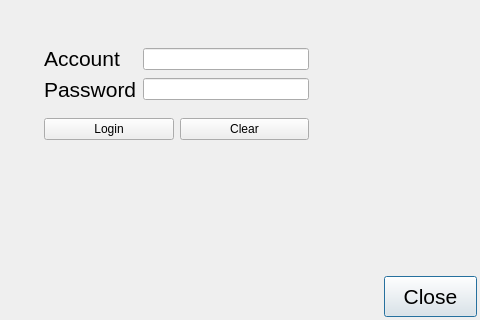
First picture: the form in loginpage.ui, repository Ling2251/CS1D-Project-2-Baseball-Project, before the edit; both pictures show x 106 to 586 and y 164 to 484 of the 586 by 484 pixel window.
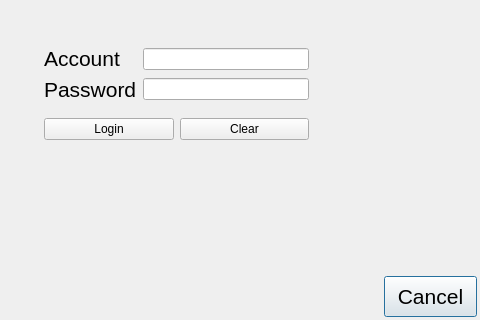
Second picture: the form after the edit.

Commit message: fix up the connection in login page

```diff
--- a/loginpage.ui
+++ b/loginpage.ui
@@ -41,10 +41,10 @@
     </font>
    </property>
    <property name="text">
-    <string>Close</string>
+    <string>Cancel</string>
    </property>
   </widget>
-  <widget class="QWidget" name="">
+  <widget class="QWidget" name="layoutWidget">
    <property name="geometry">
     <rect>
      <x>150</x>
```
Left out of the diff: 21 changed lines with no effect on the pictures. The commit also changes 2 other files.
